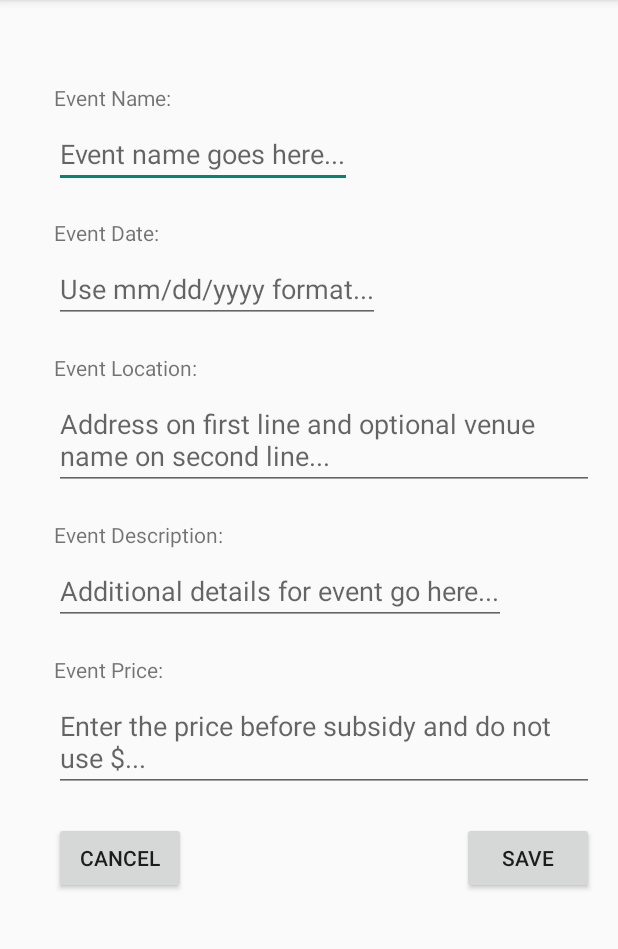
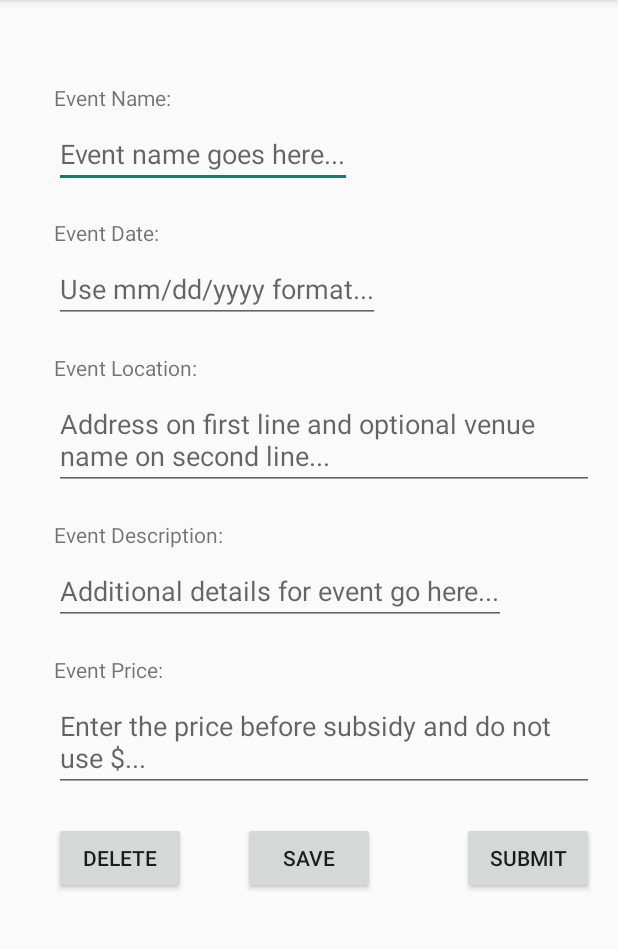
Before and after one commit to mbyers2017/CAPEventPlanner, an Android app: the layout fragment_create_event.xml on its own in the app's theme, with its tools: preview values and no code run, on a phone screen of 412 x 824 dp, the part 84-1033 px from its top. Run offline under Robolectric (Android 15) with nearby library versions, the phone set to English and light mode, and no system bars.

Commit message:
Added a submit button, delete events from firebase when discarded, allow users to submit an event which set a boolean to true so we know it is ready for review.

```diff
--- a/app/src/main/res/layout/fragment_create_event.xml
+++ b/app/src/main/res/layout/fragment_create_event.xml
@@ -115,7 +115,7 @@
                 android:layout_height="wrap_content"
                 android:layout_marginTop="20dp"
                 android:layout_marginLeft="20dp"
-                android:layout_alignParentLeft="true"
+                android:layout_alignParentStart="true"
                 android:text="@string/cancel_event_button"/>
             <Button
                 android:id="@+id/save_button"
@@ -123,8 +123,16 @@
                 android:layout_height="wrap_content"
                 android:layout_marginTop="20dp"
                 android:layout_marginLeft="20dp"
+                android:layout_centerHorizontal="true"
+                android:text="@string/save_event_button"/>
+            <Button
+                android:id="@+id/submit_button"
+                android:layout_width="wrap_content"
+                android:layout_height="wrap_content"
+                android:layout_marginTop="20dp"
+                android:layout_marginLeft="20dp"
                 android:layout_alignParentEnd="true"
-                android:text="@string/save_event_button"/>
+                android:text="@string/submit_event_button"/>
         </RelativeLayout>
 
         </LinearLayout>
--- a/app/src/main/res/values/strings.xml
+++ b/app/src/main/res/values/strings.xml
@@ -19,8 +19,8 @@
     <string name="cancel_settings_button">Cancel</string>
 
     <string name="save_event_button">Save</string>
-    <string name="cancel_event_button">Cancel</string>
-
+    <string name="cancel_event_button">Delete</string>
+    <string name="submit_event_button">Submit</string>
 
     <string name="navigation_drawer_open">Open navigation drawer</string>
     <string name="navigation_drawer_close">Close navigation drawer</string>
```
Also changed, not shown: app/src/main/java/maxbyers/capeventplanner/MainActivity.java (+59 -16 lines).
